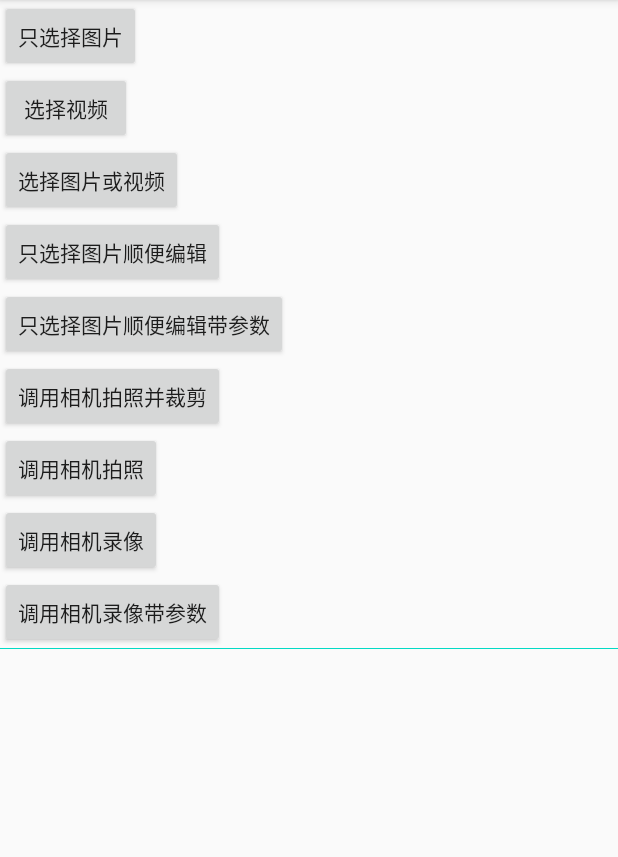
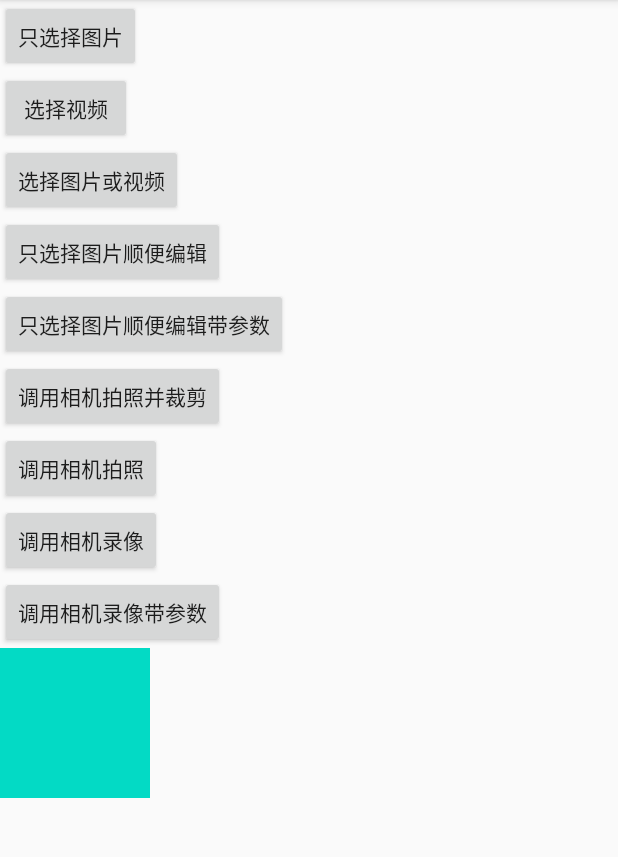
Before and after one commit to yedona/PickPhoto, an Android app: the screen it shows after launch (MainActivity), on a phone screen of 412 x 824 dp, the part 84-941 px from its top. Run offline under Robolectric (Android 15) with nearby library versions, the phone set to English and light mode, and no system bars.

```diff
--- a/app/src/main/res/layout/activity_main.xml
+++ b/app/src/main/res/layout/activity_main.xml
@@ -71,8 +71,8 @@
 
         <ImageView
             android:id="@+id/iv"
-            android:layout_width="match_parent"
-            android:layout_height="match_parent"
+            android:layout_width="100dp"
+            android:layout_height="100dp"
             android:src="@color/colorAccent" />
 
 
--- a/takephoto/src/main/AndroidManifest.xml
+++ b/takephoto/src/main/AndroidManifest.xml
@@ -15,7 +15,7 @@
             android:name="com.yedona.takephoto.config.PickPhotoFileProvider"
             android:exported="false"
             android:grantUriPermissions="true"
-            android:authorities="com.yedona.takephoto.provider">
+            android:authorities="${applicationId}.yedona.provider">
 
             <meta-data
                 android:name="android.support.FILE_PROVIDER_PATHS"
--- a/takephoto/src/main/java/com/yedona/takephoto/utils/UriUtils.java
+++ b/takephoto/src/main/java/com/yedona/takephoto/utils/UriUtils.java
@@ -23,7 +23,7 @@ public class UriUtils {
     public static Uri getUriFromFile(Context context, String path) {
         if (Build.VERSION.SDK_INT >= Build.VERSION_CODES.N) {
 
-            return FileProvider.getUriForFile(context.getApplicationContext(), "com.yedona.takephoto.provider", new File(path));
+            return FileProvider.getUriForFile(context.getApplicationContext(), context.getPackageName() + ".yedona.provider", new File(path));
         } else {
             return Uri.fromFile(new File(path));
         }
```
